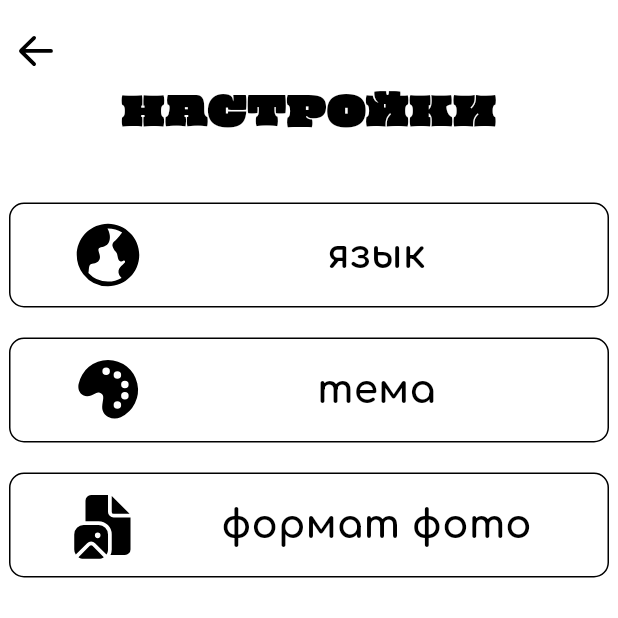
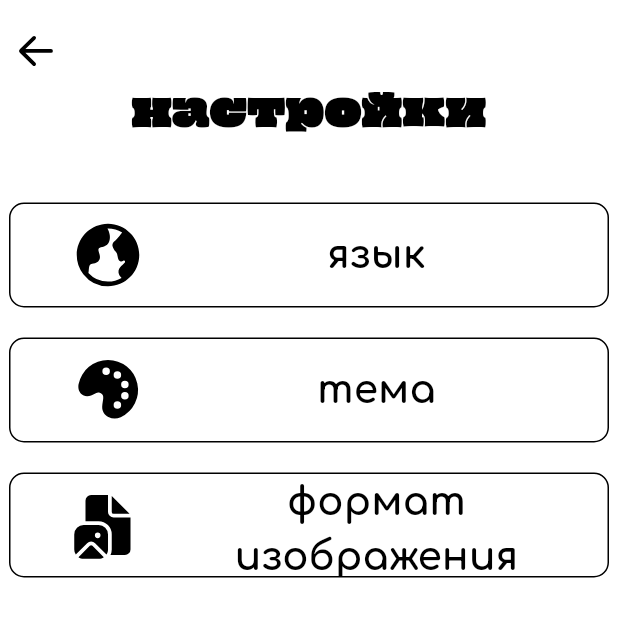
Before and after one commit to Varyaa04/magic_moment, a Flutter app: the screen it shows after launch, after a tap on the "settings" icon, on a phone screen of 412 x 824 dp, the top half of it. Run offline on Flutter 3.47's test engine with Material 3 defaults, Android fonts, the light colour scheme and no system bars; our stand-ins replace fluentui_system_icons, image_picker, permission_handler.

Commit message:
localizations

```diff
--- a/lib/main.dart
+++ b/lib/main.dart
@@ -1,8 +1,17 @@
-import 'package:MagicMoment/pagesSettings/settingsPage.dart';
 import 'package:flutter/material.dart';
+import 'package:flutter_localizations/flutter_localizations.dart';
+import 'package:provider/provider.dart';
 import 'startPage.dart';
+import 'pagesSettings/classesSettings/app_localizations.dart';
+import 'pagesSettings/classesSettings/language_provider.dart';
+
 void main() {
-  runApp(const MyApp());
+  runApp(
+    ChangeNotifierProvider(
+      create: (_) => LanguageProvider(),
+      child: const MyApp(),
+    ),
+  );
 }
 
 class MyApp extends StatelessWidget {
@@ -10,8 +19,23 @@ class MyApp extends StatelessWidget {
 
   @override
   Widget build(BuildContext context) {
-    return const MaterialApp(
-        home: StartPage(),
+    return Consumer<LanguageProvider>(
+      builder: (context, languageProvider, child) {
+        return MaterialApp(
+          locale: languageProvider.locale,
+          supportedLocales: const [
+            Locale('en', 'US'),
+            Locale('ru', 'RU'),
+          ],
+          localizationsDelegates: const [
+            AppLocalizations.delegate,
+            GlobalMaterialLocalizations.delegate,
+            GlobalWidgetsLocalizations.delegate,
+            GlobalCupertinoLocalizations.delegate,
+          ],
+          home: const StartPage(),
+        );
+      },
     );
   }
 }
--- /dev/null
+++ b/lib/pagesSettings/classesSettings/app_localizations.dart
@@ -0,0 +1,136 @@
+import 'package:flutter/material.dart';
+
+class AppLocalizations {
+  final Locale locale;
+
+  AppLocalizations(this.locale);
+
+  static AppLocalizations? of(BuildContext context) {
+    return Localizations.of<AppLocalizations>(context, AppLocalizations);
+  }
+
+  static const LocalizationsDelegate<AppLocalizations> delegate =
+  _AppLocalizationsDelegate();
+
+  // Локализованные строки
+  static final Map<String, Map<String, String>> _localizedValues = {
+    'en': {
+      'app_title': 'application language',
+      'russian': 'russian',
+      'english': 'english',
+      'back': 'back',
+      'change': 'change',
+      'app_theme': 'app theme',
+      'theme': 'theme',
+      'create': 'create',
+      'collage': 'collage',
+      'challenge_text':
+      'Can you apply a filter, crop a photo to the golden ratio, or add text with a "neon glow" effect in a minute?',
+      'light_theme': 'light theme',
+      'dark_theme': 'dark theme',
+      'image_format': 'image format',
+      'lang': 'language',
+      'save': 'save',
+      'crop': 'crop',
+      'brightness': 'brightness',
+      'contrast': 'contrast',
+      'adjust': 'adjust',
+      'filters': 'filters',
+      'draw': 'draw',
+      'text': 'text',
+      'effects': 'effects',
+      'next': 'next',
+      'template': 'template',
+      'format_im': 'format images',
+      'settings': 'settings',
+      'choose' : 'select source',
+      'from' : 'where do you want to select an image from?',
+      'camera' : 'camera',
+      'gallery' : 'callery',
+    },
+    'ru': {
+      'app_title': 'язык приложения',
+      'russian': 'русский',
+      'english': 'английский',
+      'back': 'назад',
+      'change': 'изменить',
+      'app_theme': 'тема приложения',
+      'create': 'создать',
+      'collage': 'коллаж',
+      'lang': 'язык',
+      'challenge_text':
+      'Сможете ли вы за минуту применить фильтр, обрезать фото по золотому сечению или добавить текст с эффектом "неоновое свечение"?',
+      'light_theme': 'светлая тема',
+      'dark_theme': 'темная тема',
+      'theme': 'тема',
+      'image_format': 'формат фото',
+      'save': 'сохранить',
+      'crop': 'обрезка',
+      'brightness': 'яркость',
+      'contrast': 'контраст',
+      'adjust': 'регулировка',
+      'filters': 'фильтры',
+      'draw': 'рисовать',
+      'text': 'текст',
+      'effects': 'эффекты',
+      'next': 'вперед',
+      'template': 'шаблон',
+      'format_im': 'формат изображения',
+      'settings': 'настройки',
+      'choose' : 'выберите источник',
+      'from' : 'откуда вы хотите выбрать изображение?',
+      'camera' : 'камера',
+      'gallery' : 'галерея'
+    },
+  };
+
+  // Геттеры для локализованных строк
+  String get appTitle => _localizedValues[locale.languageCode]!['app_title']!;
+  String get russian => _localizedValues[locale.languageCode]!['russian']!;
+  String get english => _localizedValues[locale.languageCode]!['english']!;
+  String get back => _localizedValues[locale.languageCode]!['back']!;
+  String get change => _localizedValues[locale.languageCode]!['change']!;
+  String get appTheme => _localizedValues[locale.languageCode]!['app_theme']!;
+  String get create => _localizedValues[locale.languageCode]!['create']!;
+  String get collage => _localizedValues[locale.languageCode]!['collage']!;
+  String get challengeText =>
+      _localizedValues[locale.languageCode]!['challenge_text']!;
+  String get lightTheme => _localizedValues[locale.languageCode]!['light_theme']!;
+  String get darkTheme => _localizedValues[locale.languageCode]!['dark_theme']!;
+  String get imageFormat => _localizedValues[locale.languageCode]!['image_format']!;
+  String get save => _localizedValues[locale.languageCode]!['save']!;
+  String get crop => _localizedValues[locale.languageCode]!['crop']!;
+  String get brightness => _localizedValues[locale.languageCode]!['brightness']!;
+  String get contrast => _localizedValues[locale.languageCode]!['contrast']!;
+  String get adjust => _localizedValues[locale.languageCode]!['adjust']!;
+  String get filters => _localizedValues[locale.languageCode]!['filters']!;
+  String get draw => _localizedValues[locale.languageCode]!['draw']!;
+  String get text => _localizedValues[locale.languageCode]!['text']!;
+  String get effects => _localizedValues[locale.languageCode]!['effects']!;
+  String get next => _localizedValues[locale.languageCode]!['next']!;
+  String get template => _localizedValues[locale.languageCode]!['template']!;
+  String get format => _localizedValues[locale.languageCode]!['format_im']!;
+  String get settings => _localizedValues[locale.languageCode]!['settings']!;
+  String get lang => _localizedValues[locale.languageCode]!['lang']!;
+  String get theme => _localizedValues[locale.languageCode]!['theme']!;
+  String get choose => _localizedValues[locale.languageCode]!['choose']!;
+  String get from => _localizedValues[locale.languageCode]!['from']!;
+  String get camera => _localizedValues[locale.languageCode]!['camera']!;
+  String get gallery => _localizedValues[locale.languageCode]!['gallery']!;
+}
+
+class _AppLocalizationsDelegate
+    extends LocalizationsDelegate<AppLocalizations> {
+  const _AppLocalizationsDelegate();
+
+  @override
+  bool isSupported(Locale locale) => ['en', 'ru'].contains(locale.languageCode);
+
+  @override
+  Future<AppLocalizations> load(Locale locale) async {
+    return AppLocalizations(locale);
+  }
+
+  @override
+  bool shouldReload(_AppLocalizationsDelegate old) => false;
+}
--- /dev/null
+++ b/lib/pagesSettings/classesSettings/language_provider.dart
@@ -0,0 +1,12 @@
+import 'package:flutter/material.dart';
+
+class LanguageProvider with ChangeNotifier {
+  Locale _locale = const Locale('ru');
+
+  Locale get locale => _locale;
+
+  void setLocale(Locale locale) {
+    _locale = locale;
+    notifyListeners();
+  }
+}
--- a/lib/pagesSettings/settingsPage.dart
+++ b/lib/pagesSettings/settingsPage.dart
@@ -4,12 +4,17 @@ import 'package:MagicMoment/pagesSettings/themeSetPage.dart';
 import 'package:MagicMoment/themeWidjets/settingsButtonIcon.dart';
 import 'package:flutter/material.dart';
 import 'package:fluentui_system_icons/fluentui_system_icons.dart';
+import 'package:MagicMoment/pagesSettings/classesSettings/language_provider.dart';
+import 'package:MagicMoment/pagesSettings/classesSettings/app_localizations.dart';
+import 'package:provider/provider.dart';
 
 class SettingsPage extends StatelessWidget {
   const SettingsPage({super.key});
 
   @override
   Widget build(BuildContext context) {
+    final appLocalizations = AppLocalizations.of(context)!;
+    final languageProvider = Provider.of<LanguageProvider>(context);
     return Scaffold(
       backgroundColor: Colors.transparent,
       body: Container(
@@ -21,7 +26,7 @@ class SettingsPage extends StatelessWidget {
                 Container(
                   margin: const EdgeInsets.only(top: 10),
                   child: Tooltip(
-                    message: 'Назад',
+                    message: appLocalizations.back,
                     child: IconButton(
                     onPressed: (){
                       Navigator.pop(context);
@@ -35,10 +40,10 @@ class SettingsPage extends StatelessWidget {
               ],
             ),
             Container(
-              child: const Text(
-                'НАСТРОЙКИ',
+              child:  Text(
+                appLocalizations.settings,
                 textAlign: TextAlign.center,
-                style: TextStyle(
+                style: const TextStyle(
                   fontFamily: 'Oi-Regular',
                   fontSize: 26,
                   color: Colors.black,
@@ -59,7 +64,7 @@ class SettingsPage extends StatelessWidget {
                             )
                         );
                       },
-                      text: 'язык',
+                      text: appLocalizations.lang,
                       icon: FluentIcons.earth_16_filled
                   ),
                   const SizedBox(height: 20),
@@ -72,7 +77,7 @@ class SettingsPage extends StatelessWidget {
                             )
                         );
                       },
-                      text: 'тема',
+                      text: appLocalizations.theme,
                       icon: FluentIcons.color_20_filled
                   ),
                   const SizedBox(height: 20),
@@ -85,7 +90,7 @@ class SettingsPage extends StatelessWidget {
                             )
                         );
                       },
-                      text: 'формат фото',
+                      text: appLocalizations.format,
                       icon: FluentIcons.document_image_20_filled
                   ),
                 ],
--- a/lib/startPage.dart
+++ b/lib/startPage.dart
@@ -7,12 +7,64 @@ import 'dart:io';
 import 'themeWidjets/buildButtonIcon.dart';
 import 'package:image_picker/image_picker.dart';
 import 'package:permission_handler/permission_handler.dart';
+import 'package:MagicMoment/pagesSettings/classesSettings/language_provider.dart';
+import 'package:MagicMoment/pagesSettings/classesSettings/app_localizations.dart';
+import 'package:provider/provider.dart';
+
+// Функция для выбора фото из галереи
+Future<void> _pickImage(ImageSource source, BuildContext context) async{
+  final picker = ImagePicker();
+  final pickedFile = await picker.pickImage(source: source);
+
+  if( pickedFile != null){
+    File imageFile = File(pickedFile.path);
+    Navigator.push(
+        context,
+        MaterialPageRoute(
+            builder: (context) => EditPage(imageFile: imageFile,), //передача изображения
+        ),
+    );
+  }
+}
+
+// Функция для отображения диалога выбора
+void _showImagePickerDialog(BuildContext context) {
+  final appLocalizations = AppLocalizations.of(context)!;
+  showDialog(
+    context: context,
+    builder: (BuildContext context) {
+      return AlertDialog(
+        title:  Text(appLocalizations.choose),
+        content: Text(appLocalizations.from),
+        actions: [
+          TextButton(
+            onPressed: () {
+              Navigator.pop(context);
+              _pickImage(ImageSource.camera, context);
+            },
+            child:  Text(appLocalizations.camera),
+          ),
+          TextButton(
+            onPressed: () {
+              Navigator.pop(context);
+              _pickImage(ImageSource.gallery, context);
+            },
+            child: Text(appLocalizations.gallery),
+          ),
+        ],
+      );
+    },
+  );
+}
+
 
 class StartPage extends StatelessWidget {
   const StartPage({super.key});
 
   @override
   Widget build(BuildContext context) {
+    final appLocalizations = AppLocalizations.of(context)!;
+
     return Scaffold(
       backgroundColor: Colors.transparent,
       body: Container(
@@ -38,10 +90,10 @@ class StartPage extends StatelessWidget {
                   Container(
                     margin: const EdgeInsets.only(top: 10, right: 25),
                     child: Tooltip(
-                      message: 'Настройки',
+                      message: appLocalizations.settings,
                       child: IconButton(
                       iconSize: 30,
-                      onPressed: () {
+                      onPressed: () async {
                         Navigator.push(
                             context,
                             MaterialPageRoute(builder: (context) => const SettingsPage()),
@@ -76,12 +128,10 @@ class StartPage extends StatelessWidget {
                             color: Colors.transparent,
                             borderRadius: BorderRadius.circular(10),
                           ),
-                          child: const Text(
-                            'Сможете ли вы за минуту применить фильтр, '
-                                'обрезать фото по золотому сечению или добавить '
-                                'текст с эффектом "неоновое свечение"?',
+                          child:  Text(
+                            appLocalizations.challengeText,
                             textAlign: TextAlign.justify,
-                            style: TextStyle(
+                            style: const TextStyle(
                               fontSize: 13,
                               color: Colors.black,
                               fontFamily: 'PTSansNarrow-Regular',
@@ -100,13 +150,10 @@ class StartPage extends StatelessWidget {
                       crossAxisAlignment: CrossAxisAlignment.center,
                       children: [
                         CustomButton(
-                          onPressed: () {
-                            Navigator.push(
-                              context,
-                              MaterialPageRoute(builder: (context) => EditPage())
-                          );
+                          onPressed: () async{
+                            _showImagePickerDialog(context);
                           },
-                          text: 'изменить',
+                          text: appLocalizations.change,
                           icon: FluentIcons.image_24_regular,
                         ),
                         const SizedBox(height: 10),
@@ -117,8 +164,8 @@ class StartPage extends StatelessWidget {
                                 MaterialPageRoute(builder: (context) => CollagePage(images: [File('path1.jpg'), File('path2.jpg')]))
                             );
                           },
-                          text: 'создать',
-                          secondaryText: 'коллаж',
+                          text: appLocalizations.create,
+                          secondaryText: appLocalizations.collage,
                           icon: FluentIcons.layout_column_two_split_left_24_regular,
                         ),
                       ],
--- a/lib/themeWidjets/buildButtonIcon.dart
+++ b/lib/themeWidjets/buildButtonIcon.dart
@@ -52,18 +52,20 @@ class CustomButton extends StatelessWidget {
                 Text(
                   text,
                   style: const TextStyle(
-                    fontSize: 16,
+                    fontSize: 14,
                     color: Colors.black,
-                    fontFamily: 'PTSansNarrow-Regular',
+                    fontFamily: 'Comfortaa',
+                    fontWeight: FontWeight.bold
                   ),
                 ),
                 if (secondaryText != null)
                   Text(
                     secondaryText!,
                     style: const TextStyle(
-                      fontSize: 16,
+                      fontSize: 14,
                       color: Colors.black,
-                      fontFamily: 'PTSansNarrow-Regular',
+                      fontFamily: 'Comfortaa',
+                      fontWeight: FontWeight.bold
                     ),
                   ),
               ],
--- a/pubspec.yaml
+++ b/pubspec.yaml
@@ -14,8 +14,11 @@ dependencies:
   battery_plus: ^5.0.0
   cupertino_icons: ^1.0.8
   image_picker: ^1.0.7
+  provider: ^6.0.0
   permission_handler: ^11.4.0
-
+  sqflite: ^2.2.0
+  flutter_localizations:
+    sdk: flutter
 
 dev_dependencies:
   flutter_launcher_icons: ^0.14.3
```
Also changed, not shown: lib/pagesEditing/collagePage.dart (+10 -4 lines), lib/pagesEditing/editPage.dart (+21 -14 lines), lib/pagesSettings/formatSetPage.dart (+10 -6 lines), lib/pagesSettings/langSetPage.dart (+14 -8 lines), lib/pagesSettings/themeSetPage.dart (+11 -6 lines), pubspec.lock, 1 other file.
